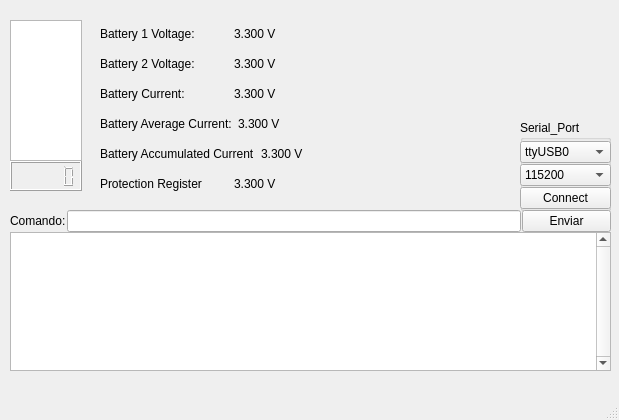
Before: the Qt Designer form CubeSAT_COM/mainwindow.ui in renatomeneghin/CubeSAT_COM_App, drawn with Qt 5.
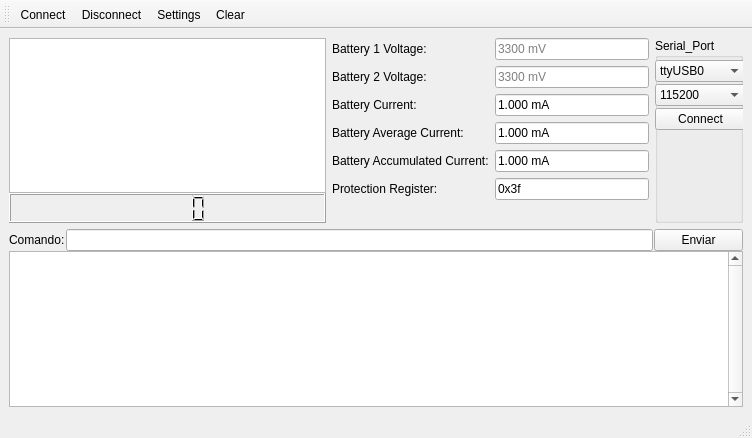
After: the same form once the commit is applied.

The edit to the form file:
```diff
--- a/CubeSAT_COM/mainwindow.ui
+++ b/CubeSAT_COM/mainwindow.ui
@@ -6,23 +6,16 @@
    <rect>
     <x>0</x>
     <y>0</y>
-    <width>619</width>
-    <height>420</height>
+    <width>752</width>
+    <height>438</height>
    </rect>
   </property>
   <property name="windowTitle">
    <string>Controlador CubeSAT - SpaceLAB UFSC</string>
   </property>
   <widget class="QWidget" name="centralwidget">
-   <widget class="QWidget" name="layoutWidget">
-    <property name="geometry">
-     <rect>
-      <x>10</x>
-      <y>20</y>
-      <width>72</width>
-      <height>171</height>
-     </rect>
-    </property>
+   <layout class="QGridLayout" name="gridLayout">
+    <item row="0" column="0">
     <layout class="QVBoxLayout" name="verticalLayout">
      <property name="spacing">
       <number>0</number>
@@ -52,16 +45,145 @@
       </widget>
      </item>
     </layout>
-   </widget>
+    </item>
+    <item row="0" column="1">
+     <layout class="QFormLayout" name="formLayout">
+      <item row="0" column="0">
+       <widget class="QLabel" name="Bateria1">
+        <property name="text">
+         <string>Battery 1 Voltage:</string>
+        </property>
+        <property name="buddy">
+         <cstring>Bat_1_mV</cstring>
+        </property>
+       </widget>
+      </item>
+      <item row="0" column="1">
+       <widget class="QLineEdit" name="Bat_1_mV">
+        <property name="readOnly">
+         <bool>true</bool>
+        </property>
+        <property name="placeholderText">
+         <string>3300 mV</string>
+        </property>
+       </widget>
+      </item>
+      <item row="1" column="0">
+       <widget class="QLabel" name="Bateria2">
+        <property name="text">
+         <string>Battery 2 Voltage:</string>
+        </property>
+        <property name="buddy">
+         <cstring>Bat_1_mV_2</cstring>
+        </property>
+       </widget>
+      </item>
+      <item row="1" column="1">
+       <widget class="QLineEdit" name="Bat_1_mV_2">
+        <property name="readOnly">
+         <bool>true</bool>
+        </property>
+        <property name="placeholderText">
+         <string>3300 mV</string>
+        </property>
+       </widget>
+      </item>
+      <item row="2" column="0">
+       <widget class="QLabel" name="Corrente_Bateria">
+        <property name="text">
+         <string>Battery Current:</string>
+        </property>
+        <property name="buddy">
+         <cstring>Bat_1_mV_3</cstring>
+        </property>
+       </widget>
+      </item>
+      <item row="2" column="1">
+       <widget class="QLineEdit" name="Bat_1_mV_3">
+        <property name="text">
+         <string>1.000 mA</string>
+        </property>
+        <property name="readOnly">
+         <bool>true</bool>
+        </property>
+        <property name="placeholderText">
+         <string>3300 mV</string>
+        </property>
+       </widget>
+      </item>
+      <item row="3" column="0">
+       <widget class="QLabel" name="Corrente_media_Bateria">
+        <property name="text">
+         <string>Battery Average Current:</string>
+        </property>
+        <property name="buddy">
+         <cstring>Bat_1_mV_4</cstring>
+        </property>
+       </widget>
+      </item>
+      <item row="3" column="1">
+       <widget class="QLineEdit" name="Bat_1_mV_4">
+        <property name="text">
+         <string>1.000 mA</string>
+        </property>
+        <property name="readOnly">
+         <bool>true</bool>
+        </property>
+        <property name="placeholderText">
+         <string>3300 mV</string>
+        </property>
+       </widget>
+      </item>
+      <item row="4" column="0">
+       <widget class="QLabel" name="label_9">
+        <property name="text">
+         <string>Battery Accumulated Current:</string>
+        </property>
+        <property name="buddy">
+         <cstring>Bat_1_mV_5</cstring>
+        </property>
+       </widget>
+      </item>
+      <item row="4" column="1">
+       <widget class="QLineEdit" name="Bat_1_mV_5">
+        <property name="text">
+         <string>1.000 mA</string>
+        </property>
+        <property name="readOnly">
+         <bool>true</bool>
+        </property>
+        <property name="placeholderText">
+         <string>3300 mV</string>
+        </property>
+       </widget>
+      </item>
+      <item row="5" column="0">
+       <widget class="QLabel" name="label_11">
+        <property name="text">
+         <string>Protection Register:</string>
+        </property>
+        <property name="buddy">
+         <cstring>Bat_1_mV_6</cstring>
+        </property>
+       </widget>
+      </item>
+      <item row="5" column="1">
+       <widget class="QLineEdit" name="Bat_1_mV_6">
+        <property name="text">
+         <string>0x3f</string>
+        </property>
+        <property name="readOnly">
+         <bool>true</bool>
+        </property>
+        <property name="placeholderText">
+         <string>3300 mV</string>
+        </property>
+       </widget>
+      </item>
+     </layout>
+    </item>
+    <item row="0" column="2">
    <widget class="QGroupBox" name="Serial_Port">
-    <property name="geometry">
-     <rect>
-      <x>520</x>
-      <y>120</y>
-      <width>91</width>
-      <height>91</height>
-     </rect>
-    </property>
     <property name="title">
      <string>Serial_Port</string>
     </property>
@@ -71,7 +193,7 @@
        <x>0</x>
        <y>20</y>
        <width>91</width>
-       <height>71</height>
+         <height>77</height>
       </rect>
      </property>
      <layout class="QVBoxLayout" name="verticalLayout_2">
@@ -212,19 +334,34 @@
      </layout>
     </widget>
    </widget>
-   <widget class="QWidget" name="verticalLayoutWidget_2">
-    <property name="geometry">
-     <rect>
-      <x>10</x>
-      <y>210</y>
-      <width>601</width>
-      <height>161</height>
-     </rect>
+    </item>
+    <item row="1" column="0" colspan="3">
+     <widget class="QFrame" name="verticalFrame_2">
+      <property name="sizePolicy">
+       <sizepolicy hsizetype="Preferred" vsizetype="Preferred">
+        <horstretch>0</horstretch>
+        <verstretch>0</verstretch>
+       </sizepolicy>
     </property>
     <layout class="QVBoxLayout" name="verticalLayout_3">
      <property name="spacing">
       <number>0</number>
      </property>
+       <property name="sizeConstraint">
+        <enum>QLayout::SetDefaultConstraint</enum>
+       </property>
+       <property name="leftMargin">
+        <number>0</number>
+       </property>
+       <property name="topMargin">
+        <number>0</number>
+       </property>
+       <property name="rightMargin">
+        <number>0</number>
+       </property>
+       <property name="bottomMargin">
+        <number>0</number>
+       </property>
      <item>
       <layout class="QHBoxLayout" name="horizontalLayout">
        <property name="spacing">
@@ -267,162 +404,8 @@
      </item>
     </layout>
    </widget>
-   <widget class="QWidget" name="layoutWidget_2">
-    <property name="geometry">
-     <rect>
-      <x>100</x>
-      <y>50</y>
-      <width>261</width>
-      <height>27</height>
-     </rect>
-    </property>
-    <layout class="QHBoxLayout" name="horizontalLayout_3">
-     <item>
-      <widget class="QLabel" name="Bateria2">
-       <property name="text">
-        <string>Battery 2 Voltage:</string>
-       </property>
-      </widget>
-     </item>
-     <item>
-      <widget class="QLabel" name="Bat_2_mV">
-       <property name="text">
-        <string>3.300 V</string>
-       </property>
-      </widget>
-     </item>
-    </layout>
-   </widget>
-   <widget class="QWidget" name="layoutWidget_3">
-    <property name="geometry">
-     <rect>
-      <x>100</x>
-      <y>80</y>
-      <width>261</width>
-      <height>27</height>
-     </rect>
-    </property>
-    <layout class="QHBoxLayout" name="horizontalLayout_4">
-     <item>
-      <widget class="QLabel" name="Corrente_Bateria">
-       <property name="text">
-        <string>Battery Current:</string>
-       </property>
-      </widget>
-     </item>
-     <item>
-      <widget class="QLabel" name="Bat_I_mA">
-       <property name="text">
-        <string>3.300 V</string>
-       </property>
-      </widget>
-     </item>
-    </layout>
-   </widget>
-   <widget class="QWidget" name="layoutWidget_4">
-    <property name="geometry">
-     <rect>
-      <x>100</x>
-      <y>110</y>
-      <width>261</width>
-      <height>27</height>
-     </rect>
-    </property>
-    <layout class="QHBoxLayout" name="horizontalLayout_5">
-     <item>
-      <widget class="QLabel" name="Corrente_media_Bateria">
-       <property name="text">
-        <string>Battery Average Current:</string>
-       </property>
-      </widget>
-     </item>
-     <item>
-      <widget class="QLabel" name="I_avg_bat">
-       <property name="text">
-        <string>3.300 V</string>
-       </property>
-      </widget>
-     </item>
-    </layout>
-   </widget>
-   <widget class="QWidget" name="layoutWidget_5">
-    <property name="geometry">
-     <rect>
-      <x>100</x>
-      <y>140</y>
-      <width>261</width>
-      <height>27</height>
-     </rect>
-    </property>
-    <layout class="QHBoxLayout" name="horizontalLayout_6">
-     <item>
-      <widget class="QLabel" name="label_9">
-       <property name="text">
-        <string>Battery Accumulated Current</string>
-       </property>
-      </widget>
-     </item>
-     <item>
-      <widget class="QLabel" name="label_10">
-       <property name="text">
-        <string>3.300 V</string>
-       </property>
-      </widget>
-     </item>
-    </layout>
-   </widget>
-   <widget class="QWidget" name="layoutWidget_6">
-    <property name="geometry">
-     <rect>
-      <x>100</x>
-      <y>170</y>
-      <width>261</width>
-      <height>27</height>
-     </rect>
-    </property>
-    <layout class="QHBoxLayout" name="horizontalLayout_7">
-     <item>
-      <widget class="QLabel" name="label_11">
-       <property name="text">
-        <string>Protection Register</string>
-       </property>
-      </widget>
-     </item>
-     <item>
-      <widget class="QLabel" name="label_12">
-       <property name="text">
-        <string>3.300 V</string>
-       </property>
-      </widget>
-     </item>
-    </layout>
-   </widget>
-   <widget class="QWidget" name="">
-    <property name="geometry">
-     <rect>
-      <x>100</x>
-      <y>20</y>
-      <width>261</width>
-      <height>27</height>
-     </rect>
-    </property>
-    <layout class="QHBoxLayout" name="horizontalLayout_2">
-     <item>
-      <widget class="QLabel" name="Bateria1">
-       <property name="text">
-        <string>Battery 1 Voltage:</string>
-       </property>
-      </widget>
-     </item>
-     <item>
-      <widget class="QLabel" name="Bat_1_mV">
-       <property name="text">
-        <string>3.300 V</string>
-       </property>
-      </widget>
-     </item>
-    </layout>
-   </widget>
+    </item>
+   </layout>
   </widget>
   <widget class="QMenuBar" name="menubar">
    <property name="geometry">
@@ -435,6 +418,41 @@
    </property>
   </widget>
   <widget class="QStatusBar" name="statusbar"/>
+  <widget class="QToolBar" name="toolBar">
+   <property name="windowTitle">
+    <string>toolBar</string>
+   </property>
+   <attribute name="toolBarArea">
+    <enum>TopToolBarArea</enum>
+   </attribute>
+   <attribute name="toolBarBreak">
+    <bool>false</bool>
+   </attribute>
+   <addaction name="actionConnect"/>
+   <addaction name="actionDisconnect"/>
+   <addaction name="actionSettings"/>
+   <addaction name="actionClear"/>
+  </widget>
+  <action name="actionConnect">
+   <property name="text">
+    <string>Connect</string>
+   </property>
+  </action>
+  <action name="actionDisconnect">
+   <property name="text">
+    <string>Disconnect</string>
+   </property>
+  </action>
+  <action name="actionSettings">
+   <property name="text">
+    <string>Settings</string>
+   </property>
+  </action>
+  <action name="actionClear">
+   <property name="text">
+    <string>Clear</string>
+   </property>
+  </action>
  </widget>
  <resources/>
  <connections/>
```
Left out of the diff: 21 changed lines with no effect on the pictures. Lines whose indentation alone changed are shown as unchanged.
